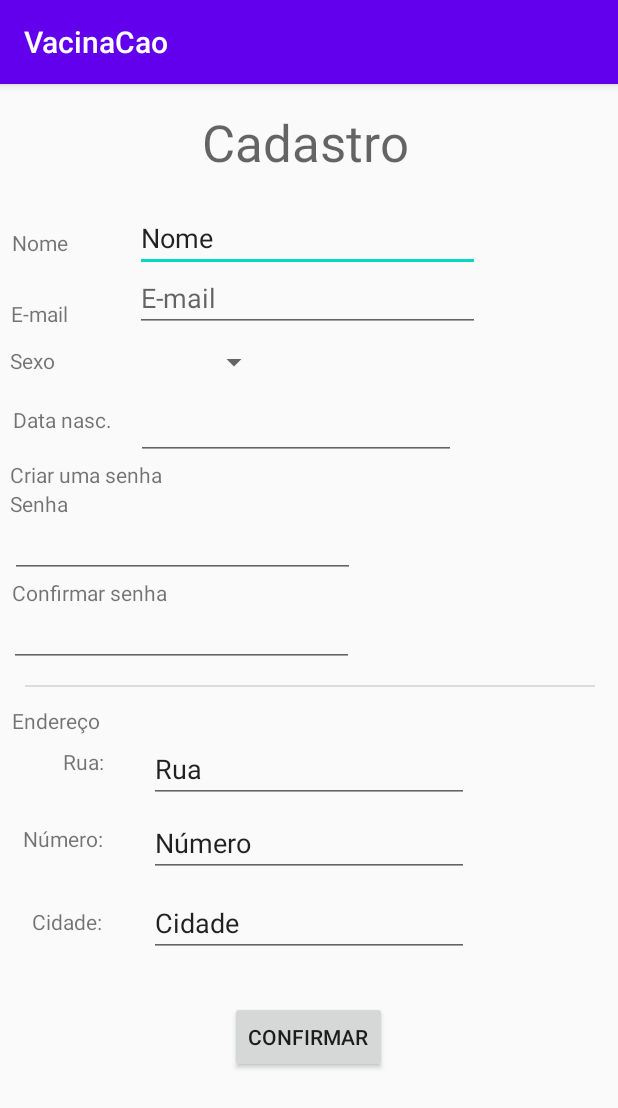
After one commit to Cippher/VacinaCao, an Android app: the CadastroPessoaActivity screen opened directly, with no data from a screen before it, on a phone screen of 412 x 824 dp. The commit adds this screen. Shown: the top 1108 px of the screen. Run offline under Robolectric (Android 15) with nearby library versions, the phone set to English and light mode, and no system bars.

Commit message:
Primeiro commit da tela de cadastro

```diff
--- a/app/src/main/AndroidManifest.xml
+++ b/app/src/main/AndroidManifest.xml
@@ -16,6 +16,7 @@
                 <category android:name="android.intent.category.LAUNCHER" />
             </intent-filter>
         </activity>
+        <activity android:name=".CadastroPessoaActivity" />
     </application>
 
 </manifest>
--- /dev/null
+++ b/app/src/main/java/com/example/vacinacao/CadastroPessoaActivity.java
@@ -0,0 +1,16 @@
+package com.example.vacinacao;
+
+import android.annotation.SuppressLint;
+import android.os.Bundle;
+
+import androidx.appcompat.app.AppCompatActivity;
+
+public class CadastroPessoaActivity extends AppCompatActivity {
+
+    @Override
+    protected void onCreate(Bundle savedInstanceState) {
+        super.onCreate(savedInstanceState);
+        setContentView(R.layout.activity_cadastro_pessoa);
+    }
+
+}
--- a/app/src/main/java/com/example/vacinacao/MainActivity.java
+++ b/app/src/main/java/com/example/vacinacao/MainActivity.java
@@ -2,14 +2,38 @@ package com.example.vacinacao;
 
 import androidx.appcompat.app.AppCompatActivity;
 
+import android.content.Intent;
 import android.os.Bundle;
+import android.view.View;
+import android.widget.Button;
+import android.widget.EditText;
 
 public class MainActivity extends AppCompatActivity {
 
-    //alo
+    //Variable declaration
+    EditText txtEmail;
+
     @Override
     protected void onCreate(Bundle savedInstanceState) {
         super.onCreate(savedInstanceState);
         setContentView(R.layout.activity_main);
+
+        txtEmail = (EditText) findViewById(R.id.txtEmail);
+
+    }
+
+    /*
+    * Evento do botão login
+    */
+    public void login(View v){
+        //Chamar a outra tela
+    }
+    /*
+    * Evento do botão cadastrar
+    */
+    public void cadastrar(View v){
+        Intent intent = new Intent(this, CadastroPessoaActivity.class);
+        //Chama a tela de cadastro
+        startActivity(intent);
     }
 }
--- /dev/null
+++ b/app/src/main/res/layout/activity_cadastro_pessoa.xml
@@ -0,0 +1,265 @@
+<?xml version="1.0" encoding="utf-8"?>
+<androidx.constraintlayout.widget.ConstraintLayout
+    xmlns:android="http://schemas.android.com/apk/res/android"
+    xmlns:app="http://schemas.android.com/apk/res-auto"
+    xmlns:tools="http://schemas.android.com/tools"
+    android:layout_width="match_parent"
+    android:layout_height="match_parent">
+
+    <EditText
+        android:id="@+id/txtNome"
+        android:layout_width="230dp"
+        android:layout_height="40dp"
+        android:layout_marginEnd="92dp"
+        android:layout_marginTop="24dp"
+        android:ems="10"
+        android:inputType="textPersonName"
+        android:text="Nome"
+        app:layout_constraintEnd_toEndOf="parent"
+        app:layout_constraintTop_toBottomOf="@+id/textView8" />
+
+    <TextView
+        android:id="@+id/textView5"
+        android:layout_width="wrap_content"
+        android:layout_height="wrap_content"
+        android:text="Criar uma senha"
+        app:layout_constraintEnd_toEndOf="parent"
+        app:layout_constraintHorizontal_bias="0.022"
+        app:layout_constraintStart_toStartOf="parent"
+        app:layout_constraintTop_toBottomOf="@+id/txtDataNascimento" />
+
+    <EditText
+        android:id="@+id/txtDataNascimento"
+        android:layout_width="wrap_content"
+        android:layout_height="wrap_content"
+        android:layout_marginEnd="108dp"
+        android:ems="10"
+        android:inputType="date"
+        app:layout_constraintEnd_toEndOf="parent"
+        app:layout_constraintTop_toBottomOf="@+id/SpnSexo" />
+
+    <Spinner
+        android:id="@+id/SpnSexo"
+        android:layout_width="90dp"
+        android:layout_height="40dp"
+        android:layout_marginEnd="232dp"
+        app:layout_constraintEnd_toEndOf="parent"
+        app:layout_constraintTop_toBottomOf="@+id/txtEmail" />
+
+    <TextView
+        android:id="@+id/textView7"
+        android:layout_width="wrap_content"
+        android:layout_height="wrap_content"
+        android:text="Senha"
+        app:layout_constraintEnd_toEndOf="parent"
+        app:layout_constraintHorizontal_bias="0.018"
+        app:layout_constraintStart_toStartOf="parent"
+        app:layout_constraintTop_toBottomOf="@+id/textView5" />
+
+    <TextView
+        android:id="@+id/textView2"
+        android:layout_width="wrap_content"
+        android:layout_height="wrap_content"
+        android:layout_marginTop="28dp"
+        android:text="E-mail"
+        app:layout_constraintEnd_toStartOf="@+id/txtEmail"
+        app:layout_constraintHorizontal_bias="0.14"
+        app:layout_constraintStart_toStartOf="parent"
+        app:layout_constraintTop_toBottomOf="@+id/textView" />
+
+    <TextView
+        android:id="@+id/textView3"
+        android:layout_width="wrap_content"
+        android:layout_height="wrap_content"
+        android:layout_marginTop="12dp"
+        android:text="Sexo"
+        app:layout_constraintEnd_toStartOf="@+id/SpnSexo"
+        app:layout_constraintHorizontal_bias="0.112"
+        app:layout_constraintStart_toStartOf="parent"
+        app:layout_constraintTop_toBottomOf="@+id/textView2" />
+
+    <EditText
+        android:id="@+id/txtNovaSenha"
+        android:layout_width="230dp"
+        android:layout_height="40dp"
+        android:ems="10"
+        android:inputType="textPassword"
+        app:layout_constraintEnd_toEndOf="parent"
+        app:layout_constraintHorizontal_bias="0.038"
+        app:layout_constraintStart_toStartOf="parent"
+        app:layout_constraintTop_toBottomOf="@+id/textView7" />
+
+    <TextView
+        android:id="@+id/textView6"
+        android:layout_width="wrap_content"
+        android:layout_height="wrap_content"
+        android:text="Confirmar senha"
+        app:layout_constraintEnd_toEndOf="parent"
+        app:layout_constraintHorizontal_bias="0.026"
+        app:layout_constraintStart_toStartOf="parent"
+        app:layout_constraintTop_toBottomOf="@+id/txtNovaSenha" />
+
+    <TextView
+        android:id="@+id/textView4"
+        android:layout_width="wrap_content"
+        android:layout_height="wrap_content"
+        android:layout_marginTop="20dp"
+        android:text="Data nasc."
+        app:layout_constraintEnd_toStartOf="@+id/txtDataNascimento"
+        app:layout_constraintHorizontal_bias="0.347"
+        app:layout_constraintStart_toStartOf="parent"
+        app:layout_constraintTop_toBottomOf="@+id/textView3" />
+
+    <TextView
+        android:id="@+id/textView"
+        android:layout_width="wrap_content"
+        android:layout_height="wrap_content"
+        android:layout_marginTop="96dp"
+        android:text="Nome"
+        app:layout_constraintEnd_toStartOf="@+id/txtNome"
+        app:layout_constraintHorizontal_bias="0.156"
+        app:layout_constraintStart_toStartOf="parent"
+        app:layout_constraintTop_toTopOf="parent" />
+
+    <EditText
+        android:id="@+id/txtNovaSenhaConfirma"
+        android:layout_width="230dp"
+        android:layout_height="40dp"
+        android:ems="10"
+        android:inputType="textPassword"
+        app:layout_constraintEnd_toEndOf="parent"
+        app:layout_constraintHorizontal_bias="0.033"
+        app:layout_constraintStart_toStartOf="parent"
+        app:layout_constraintTop_toBottomOf="@+id/textView6" />
+
+    <EditText
+        android:id="@+id/txtEmail"
+        android:layout_width="230dp"
+        android:layout_height="40dp"
+        android:layout_marginEnd="92dp"
+        android:ems="10"
+        android:hint="E-mail"
+        android:inputType="textEmailAddress"
+        app:layout_constraintEnd_toEndOf="parent"
+        app:layout_constraintTop_toBottomOf="@+id/txtNome" />
+
+    <Button
+        android:id="@+id/btConfirmar"
+        android:layout_width="wrap_content"
+        android:layout_height="wrap_content"
+        android:layout_marginBottom="68dp"
+        android:text="Confirmar"
+        app:layout_constraintBottom_toBottomOf="parent"
+        app:layout_constraintEnd_toEndOf="parent"
+        app:layout_constraintHorizontal_bias="0.498"
+        app:layout_constraintStart_toStartOf="parent"
+        app:layout_constraintTop_toBottomOf="@+id/txtCidade"
+        app:layout_constraintVertical_bias="0.416" />
+
+    <View
+        android:id="@+id/divider"
+        android:layout_width="380dp"
+        android:layout_height="1dp"
+        android:layout_marginTop="12dp"
+        android:background="?android:attr/listDivider"
+        android:visibility="visible"
+        app:layout_constraintEnd_toEndOf="parent"
+        app:layout_constraintHorizontal_bias="0.516"
+        app:layout_constraintStart_toStartOf="parent"
+        app:layout_constraintTop_toBottomOf="@+id/txtNovaSenhaConfirma"
+        tools:visibility="visible" />
+
+    <TextView
+        android:id="@+id/textView8"
+        android:layout_width="143dp"
+        android:layout_height="45dp"
+        android:layout_marginTop="16dp"
+        android:text="Cadastro"
+        android:textAppearance="@style/TextAppearance.AppCompat.Display1"
+        app:layout_constraintEnd_toEndOf="parent"
+        app:layout_constraintStart_toStartOf="parent"
+        app:layout_constraintTop_toTopOf="parent" />
+
+    <TextView
+        android:id="@+id/textView9"
+        android:layout_width="wrap_content"
+        android:layout_height="wrap_content"
+        android:layout_marginTop="28dp"
+        android:text="Endereço"
+        app:layout_constraintBottom_toTopOf="@+id/txtRua"
+        app:layout_constraintEnd_toEndOf="parent"
+        app:layout_constraintHorizontal_bias="0.022"
+        app:layout_constraintStart_toStartOf="parent"
+        app:layout_constraintTop_toBottomOf="@+id/divider"
+        app:layout_constraintVertical_bias="1.0" />
+
+    <TextView
+        android:id="@+id/textView10"
+        android:layout_width="wrap_content"
+        android:layout_height="wrap_content"
+        android:layout_marginStart="8dp"
+        android:layout_marginTop="8dp"
+        android:text="Rua:"
+        app:layout_constraintEnd_toStartOf="@+id/txtRua"
+        app:layout_constraintHorizontal_bias="0.527"
+        app:layout_constraintStart_toStartOf="parent"
+        app:layout_constraintTop_toBottomOf="@+id/textView9" />
+
+    <TextView
+        android:id="@+id/textView11"
+        android:layout_width="wrap_content"
+        android:layout_height="wrap_content"
+        android:layout_marginTop="32dp"
+        android:text="Número:"
+        app:layout_constraintEnd_toStartOf="@+id/txtNumero"
+        app:layout_constraintHorizontal_bias="0.333"
+        app:layout_constraintStart_toStartOf="parent"
+        app:layout_constraintTop_toBottomOf="@+id/textView10" />
+
+    <TextView
+        android:id="@+id/textView12"
+        android:layout_width="wrap_content"
+        android:layout_height="wrap_content"
+        android:layout_marginTop="36dp"
+        android:text="Cidade:"
+        app:layout_constraintEnd_toStartOf="@+id/txtCidade"
+        app:layout_constraintHorizontal_bias="0.403"
+        app:layout_constraintStart_toStartOf="parent"
+        app:layout_constraintTop_toBottomOf="@+id/textView11" />
+
+    <EditText
+        android:id="@+id/txtRua"
+        android:layout_width="wrap_content"
+        android:layout_height="wrap_content"
+        android:layout_marginTop="32dp"
+        android:ems="10"
+        android:inputType="textPersonName"
+        android:text="Rua"
+        app:layout_constraintEnd_toEndOf="parent"
+        app:layout_constraintStart_toStartOf="parent"
+        app:layout_constraintTop_toBottomOf="@+id/divider" />
+
+    <EditText
+        android:id="@+id/txtNumero"
+        android:layout_width="wrap_content"
+        android:layout_height="wrap_content"
+        android:layout_marginTop="4dp"
+        android:ems="10"
+        android:inputType="textPersonName"
+        android:text="Número"
+        app:layout_constraintEnd_toEndOf="parent"
+        app:layout_constraintStart_toStartOf="parent"
+        app:layout_constraintTop_toBottomOf="@+id/txtRua" />
+
+    <EditText
+        android:id="@+id/txtCidade"
+        android:layout_width="wrap_content"
+        android:layout_height="wrap_content"
+        android:layout_marginTop="8dp"
+        android:ems="10"
+        android:inputType="textPersonName"
+        android:text="Cidade"
+        app:layout_constraintEnd_toEndOf="parent"
+        app:layout_constraintStart_toStartOf="parent"
+        app:layout_constraintTop_toBottomOf="@+id/txtNumero" />
+</androidx.constraintlayout.widget.ConstraintLayout>
--- a/app/src/main/res/layout/activity_main.xml
+++ b/app/src/main/res/layout/activity_main.xml
@@ -6,54 +6,53 @@
     android:layout_height="match_parent"
     tools:context=".MainActivity">
 
+    <Button
+        android:id="@+id/btCadastrar"
+        android:layout_width="200dp"
+        android:layout_height="55dp"
+        android:onClick="cadastrar"
+        android:text="Cadastrar"
+        app:layout_constraintBottom_toBottomOf="parent"
+        app:layout_constraintEnd_toEndOf="parent"
+        app:layout_constraintHorizontal_bias="0.502"
+        app:layout_constraintStart_toStartOf="parent"
+        app:layout_constraintTop_toBottomOf="@+id/btLogin"
+        app:layout_constraintVertical_bias="0.065" />
+
+    <Button
+        android:id="@+id/btLogin"
+        android:layout_width="200dp"
+        android:layout_height="55dp"
+        android:layout_marginTop="16dp"
+        android:onClick="login"
+        android:text="Login"
+        app:layout_constraintEnd_toEndOf="parent"
+        app:layout_constraintHorizontal_bias="0.502"
+        app:layout_constraintStart_toStartOf="parent"
+        app:layout_constraintTop_toBottomOf="@+id/txtSenha" />
+
     <EditText
-        android:id="@+id/editText"
-        android:layout_width="250dp"
+        android:id="@+id/txtEmail"
+        android:layout_width="280dp"
         android:layout_height="45dp"
+        android:layout_marginTop="240dp"
         android:ems="10"
         android:inputType="textEmailAddress"
-        app:layout_constraintBottom_toBottomOf="parent"
         app:layout_constraintEnd_toEndOf="parent"
+        app:layout_constraintHorizontal_bias="0.503"
         app:layout_constraintStart_toStartOf="parent"
         app:layout_constraintTop_toTopOf="parent" />
 
     <EditText
-        android:id="@+id/editText2"
-        android:layout_width="250dp"
+        android:id="@+id/txtSenha"
+        android:layout_width="280dp"
         android:layout_height="45dp"
-        android:layout_marginBottom="296dp"
+        android:layout_marginTop="16dp"
         android:ems="10"
         android:inputType="textPassword"
-        app:layout_constraintBottom_toBottomOf="parent"
         app:layout_constraintEnd_toEndOf="parent"
-        app:layout_constraintStart_toStartOf="parent" />
-
-    <ImageView
-        android:id="@+id/imageView"
-        android:layout_width="310dp"
-        android:layout_height="206dp"
-        app:layout_constraintBottom_toTopOf="@+id/editText"
-        app:layout_constraintEnd_toEndOf="parent"
+        app:layout_constraintHorizontal_bias="0.503"
         app:layout_constraintStart_toStartOf="parent"
-        app:layout_constraintTop_toTopOf="parent"
-        app:srcCompat="@drawable/ic_logo_temporario" />
-
-    <Button
-        android:id="@+id/button"
-        android:layout_width="110dp"
-        android:layout_height="45dp"
-        android:text="Login"
-        app:layout_constraintEnd_toEndOf="parent"
-        app:layout_constraintStart_toStartOf="parent"
-        app:layout_constraintTop_toBottomOf="@+id/editText2" />
-
-    <Button
-        android:id="@+id/button2"
-        android:layout_width="110dp"
-        android:layout_height="45dp"
-        android:text="Cadastrar"
-        app:layout_constraintEnd_toEndOf="parent"
-        app:layout_constraintStart_toStartOf="parent"
-        app:layout_constraintTop_toBottomOf="@+id/button" />
+        app:layout_constraintTop_toBottomOf="@+id/txtEmail" />
 
 </androidx.constraintlayout.widget.ConstraintLayout>
```
